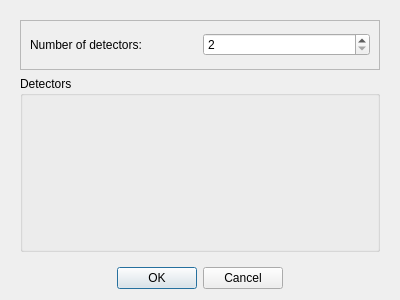
First picture: the form in Software/GUI/Program/channels.ui, repository jcbedoyam/AbacusSoftware, before the edit.
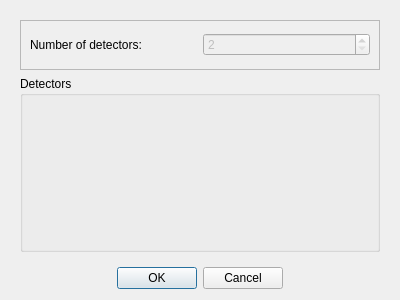
Second picture: the form after the edit.

The edit to the form file:
```diff
--- a/Software/GUI/Program/channels.ui
+++ b/Software/GUI/Program/channels.ui
@@ -48,7 +48,7 @@
          <item>
           <widget class="QSpinBox" name="channel_spinBox">
            <property name="enabled">
-            <bool>true</bool>
+            <bool>false</bool>
            </property>
            <property name="minimum">
             <number>2</number>
```
